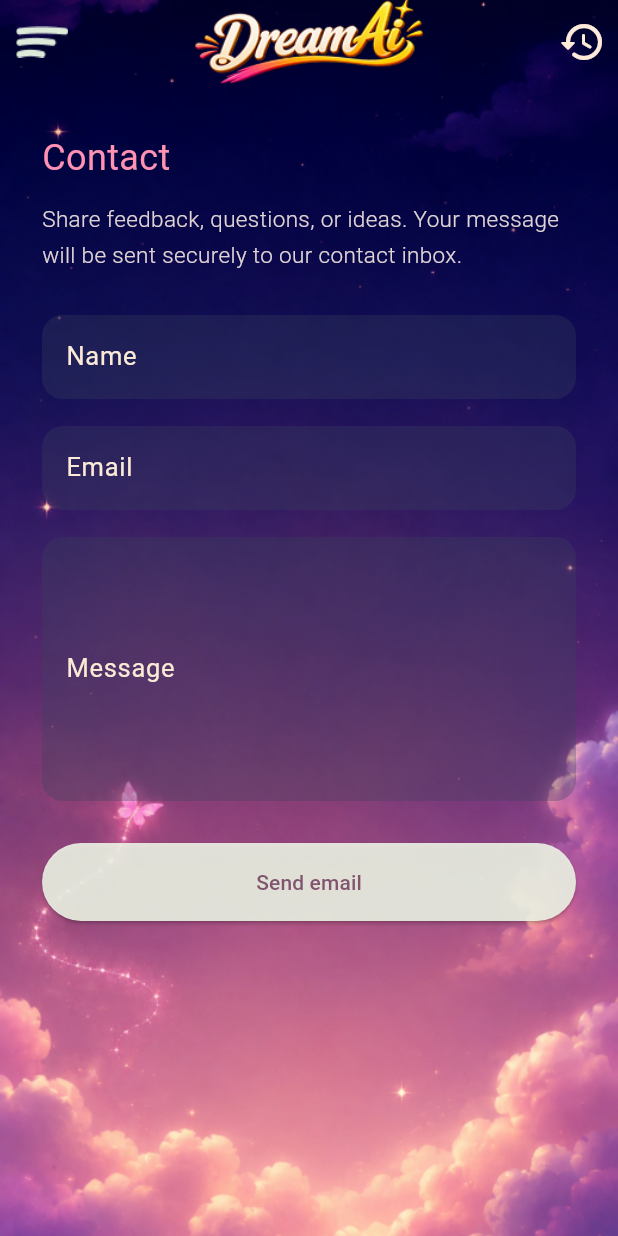
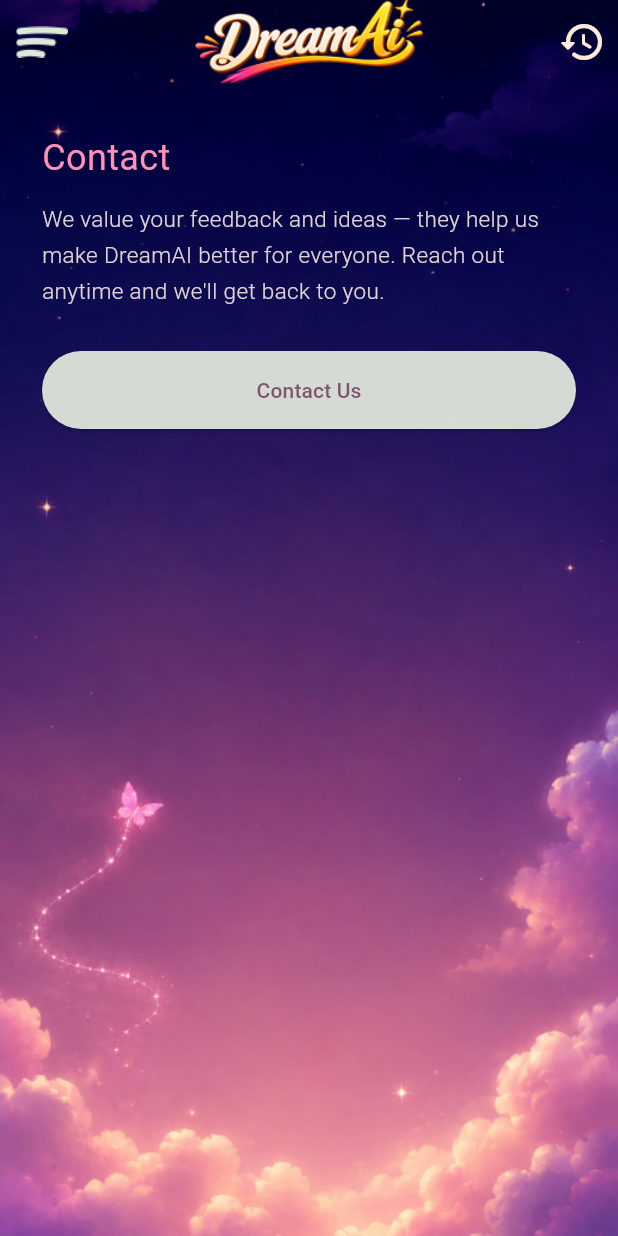
Before and after one commit to grafikerkafasi/dreamai, a Flutter app: the ContactScreen screen opened by its route, on a phone screen of 412 x 824 dp. Run offline on Flutter 3.47's test engine with Material 3 defaults, Android fonts, the phone set to English and light mode, and no system bars; our stand-ins replace dio, google_fonts, share_plus, shared_preferences; missing offline and left inert: purchases_flutter; accounts and stored records are empty; Roboto replaces fonts that are missing (Kufam).

Commit message:
Replace contact form with a static page + mailto button
Render's free tier appears to block outbound SMTP (587/465/25) - the
mail server itself is reachable and healthy from a normal network, but
every attempt from Render times out at the TCP connect. Rather than keep
debugging that (or paying to upgrade Render) right now, swap the contact
form for a static "we value your feedback" page with a "Contact Us"
button that opens the device's mail app via mailto:. The SMTP backend
code (server.js, contact_service.dart) is left in place, unused, to
switch back on once Render is upgraded.

Co-Authored-By: Claude Sonnet 5 <noreply@anthropic.com>

```diff
--- a/lib/screens/contact_screen.dart
+++ b/lib/screens/contact_screen.dart
@@ -1,52 +1,23 @@
 import 'package:flutter/material.dart';
-import '../services/contact_service.dart';
+import 'package:url_launcher/url_launcher.dart';
 import 'info_screen.dart';
 
-class ContactScreen extends StatefulWidget {
+class ContactScreen extends StatelessWidget {
   const ContactScreen({super.key});
 
-  @override
-  State<ContactScreen> createState() => _ContactScreenState();
-}
+  static final Uri _mailUri = Uri(
+    scheme: 'mailto',
+    path: 'a.yasiny.yilmaz@gmail.com',
+    queryParameters: {'subject': 'DreamAI Feedback'},
+  );
 
-class _ContactScreenState extends State<ContactScreen> {
-  final _formKey = GlobalKey<FormState>();
-  final _name = TextEditingController();
-  final _email = TextEditingController();
-  final _message = TextEditingController();
-  bool _openingMail = false;
-
-  @override
-  void dispose() {
-    _name.dispose();
-    _email.dispose();
-    _message.dispose();
-    super.dispose();
-  }
-
-  Future<void> _send() async {
-    if (!(_formKey.currentState?.validate() ?? false)) return;
-    setState(() => _openingMail = true);
-    try {
-      await ContactService.send(
-        name: _name.text.trim(),
-        email: _email.text.trim(),
-        message: _message.text.trim(),
+  Future<void> _openMail(BuildContext context) async {
+    final launched =
+        await launchUrl(_mailUri, mode: LaunchMode.externalApplication);
+    if (!launched && context.mounted) {
+      ScaffoldMessenger.of(context).showSnackBar(
+        const SnackBar(content: Text('Could not open your mail app.')),
       );
-      if (!mounted) return;
-      _formKey.currentState?.reset();
-      _name.clear();
-      _email.clear();
-      _message.clear();
-      ScaffoldMessenger.of(context).showSnackBar(
-        const SnackBar(content: Text('Your message has been sent. Thank you!')),
-      );
-    } on ContactException catch (error) {
-      if (!mounted) return;
-      ScaffoldMessenger.of(context)
-          .showSnackBar(SnackBar(content: Text(error.message)));
-    } finally {
-      if (mounted) setState(() => _openingMail = false);
     }
   }
 
@@ -54,77 +25,30 @@ class _ContactScreenState extends State<ContactScreen> {
   Widget build(BuildContext context) {
     return DreamPageScaffold(
       title: 'Contact',
-      child: SingleChildScrollView(
+      child: Padding(
         padding: const EdgeInsets.fromLTRB(28, 32, 28, 48),
-        child: Form(
-          key: _formKey,
         child: Column(
           crossAxisAlignment: CrossAxisAlignment.stretch,
           children: [
             Text('Contact', style: DreamPageStyles.heading),
             const SizedBox(height: 12),
             Text(
-                  'Share feedback, questions, or ideas. Your message will be sent securely to our contact inbox.',
-                  style: DreamPageStyles.body),
-              const SizedBox(height: 28),
-              _field(
-                  _name,
-                  'Name',
-                  (value) => value == null || value.trim().isEmpty
-                      ? 'Please enter your name.'
-                      : null),
-              const SizedBox(height: 18),
-              _field(
-                  _email,
-                  'Email',
-                  (value) => value == null || !value.contains('@')
-                      ? 'Please enter a valid email address.'
-                      : null,
-                  keyboardType: TextInputType.emailAddress),
-              const SizedBox(height: 18),
-              _field(
-                  _message,
-                  'Message',
-                  (value) => value == null || value.trim().isEmpty
-                      ? 'Please write a message.'
-                      : null,
-                  maxLines: 6),
+              'We value your feedback and ideas — they help us make DreamAI better for everyone. Reach out anytime and we\'ll get back to you.',
+              style: DreamPageStyles.body,
+            ),
             const SizedBox(height: 28),
             ElevatedButton(
-                onPressed: _openingMail ? null : _send,
+              onPressed: () => _openMail(context),
               style: ElevatedButton.styleFrom(
                 backgroundColor: const Color(0xDFF0F8E9),
                 foregroundColor: const Color(0xFF81546F),
                 padding: const EdgeInsets.symmetric(vertical: 16),
               ),
-                child: Text(_openingMail ? 'Sending…' : 'Send email'),
+              child: const Text('Contact Us'),
             ),
           ],
         ),
       ),
-      ),
-    );
-  }
-
-  Widget _field(TextEditingController controller, String label,
-      String? Function(String?) validator,
-      {TextInputType? keyboardType, int maxLines = 1}) {
-    return TextFormField(
-      controller: controller,
-      validator: validator,
-      keyboardType: keyboardType,
-      maxLines: maxLines,
-      style: DreamPageStyles.body,
-      decoration: InputDecoration(
-        labelText: label,
-        labelStyle: DreamPageStyles.subheading,
-        filled: true,
-        fillColor: const Color(0x5139415C),
-        errorStyle: const TextStyle(color: Color(0xFFFFB4B4)),
-        border: OutlineInputBorder(
-            borderRadius: BorderRadius.circular(14),
-            borderSide: BorderSide.none),
-      ),
     );
   }
 }
--- a/pubspec.yaml
+++ b/pubspec.yaml
@@ -17,6 +17,7 @@ dependencies:
   uuid: ^4.6.0
   share_plus: ^12.0.2
   path_provider: ^2.1.5
+  url_launcher: ^6.3.2
 
 dev_dependencies:
   flutter_native_splash: ^2.3.10
```
Also changed, not shown: pubspec.lock, 1 other file. Lines whose indentation alone changed are shown as unchanged.
